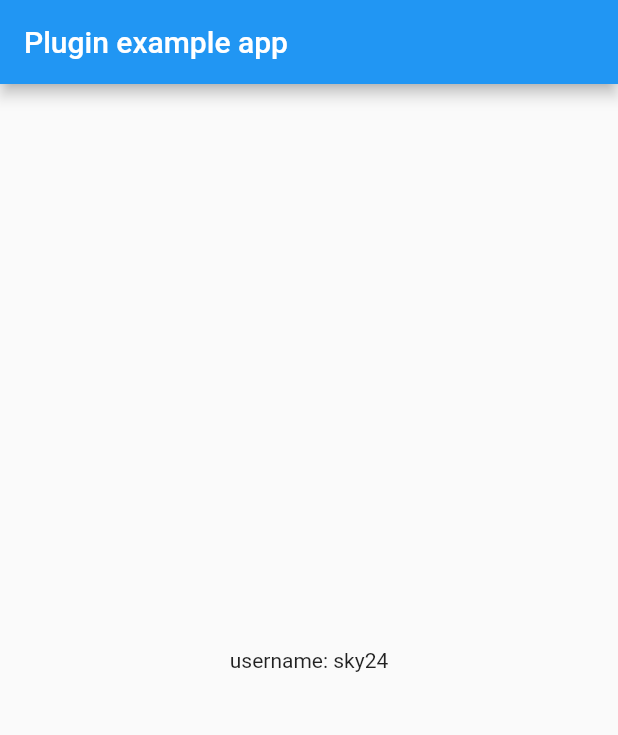
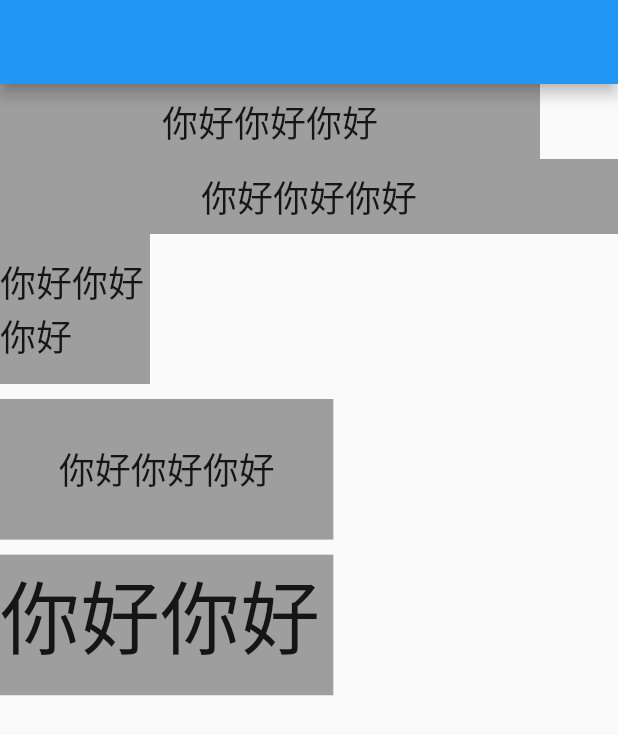
Before and after one commit to Sky24n/flustars, a Flutter app: the screen it shows after launch, on a phone screen of 412 x 824 dp. Shown: the top 735 px of the screen. Run offline on Flutter 3.47's test engine with Material 2 defaults, Android fonts, the light colour scheme and no system bars; our stand-ins replace shared_preferences, synchronized.

Commit message:
v0.1.5 屏幕适配

```diff
--- a/example/lib/main.dart
+++ b/example/lib/main.dart
@@ -1,4 +1,5 @@
 import 'package:flustars/flustars.dart';
+import 'package:flutter/cupertino.dart';
 import 'package:flutter/material.dart';
 
 void main() => runApp(new MyApp());
@@ -33,14 +34,136 @@ class _MyAppState extends State<MyApp> {
   @override
   Widget build(BuildContext context) {
     return new MaterialApp(
-      home: new Scaffold(
-        appBar: new AppBar(
-          title: const Text('Plugin example app'),
-        ),
-        body: new Center(
-          child: new Text('username: $_userName'),
-        ),
+      home: new MainPage(),
+    );
+
+//    return new MaterialApp(
+//      home: new Scaffold(
+//        appBar: new AppBar(
+//          title: const Text('Plugin example app'),
+//        ),
+//        body: new Center(
+//          child: new Text('username: $_userName'),
+//        ),
+//        floatingActionButton: new FloatingActionButton(onPressed: () {
+//          Navigator.push(
+//              context, new CupertinoPageRoute(builder: (ctx) => TestPage()));
+//        }),
+//      ),
+//    );
+  }
+}
+
+class MainPage extends StatefulWidget {
+  @override
+  State<StatefulWidget> createState() {
+    return new MainPageState();
+  }
+}
+
+class MainPageState extends State<MainPage> {
+  @override
+  Widget build(BuildContext context) {
+    double width = ScreenUtil.getInstance().screenWidth;
+    double height = ScreenUtil.getInstance().screenHeight;
+    double density = ScreenUtil.getInstance().screenDensity;
+    double tempW = ScreenUtil.getInstance().getWidth(360.0);
+    double tempH = ScreenUtil.getInstance().getHeight(360.0);
+
+    print(
+        "width: $width, height: $height, density: $density, tempW: $tempW, tempH: $tempH");
+    double _width = width * density;
+    double _height = height * density;
+    double __tempW = ScreenUtil.getInstance().getWidthPx(90.0);
+    print(
+        "_width: $_width, height: $_height, __tempW: $__tempW, tempW: $tempW, tempH: $tempH");
+
+    return new Scaffold(
+      appBar: new AppBar(),
+      body: new Column(
+        crossAxisAlignment: CrossAxisAlignment.start,
+        children: <Widget>[
+          new Container(
+            width: 360.0,
+            height: 50,
+            color: Colors.grey,
+            child: new Center(
+              child: new Text(
+                "你好你好你好",
+                style: new TextStyle(fontSize: 24.0),
+              ),
+            ),
+          ),
+          new Container(
+            width: ScreenUtil.getInstance().getWidth(360.0),
+            height: 50,
+            color: Colors.grey,
+            child: new Center(
+              child: new Text(
+                "你好你好你好",
+                style: new TextStyle(fontSize: 24.0),
+              ),
+            ),
+          ),
+          new Container(
+            width: 100,
+            height: 100,
+            color: Colors.grey,
+            child: new Center(
+              child: new Text(
+                "你好你好你好",
+                style: new TextStyle(fontSize: 24.0),
+              ),
+            ),
+          ),
+          new Container(
+            margin: EdgeInsets.only(top: 10.0),
+            width: ScreenUtil.getInstance().getWidth(100.0),
+            height: ScreenUtil.getInstance().getHeight(100.0),
+            color: Colors.grey,
+            child: new Center(
+              child: new Text(
+                "你好你好你好",
+                style: new TextStyle(fontSize: 24.0),
+              ),
+            ),
+          ),
+          new Container(
+            margin: EdgeInsets.only(top: 10.0),
+            width: ScreenUtil.getInstance().getWidth(100.0),
+            height: ScreenUtil.getInstance().getHeight(100.0),
+            color: Colors.grey,
+            child: new Center(
+              child: new Text(
+                "你好你好你好",
+                style: new TextStyle(
+                    fontSize: ScreenUtil.getInstance().getSp(24.0)),
+              ),
+            ),
+          ),
+        ],
       ),
     );
   }
 }
+
+class TestPage extends StatefulWidget {
+  @override
+  State<StatefulWidget> createState() {
+    return new TestPageState();
+  }
+}
+
+class TestPageState extends State<TestPage> {
+  @override
+  Widget build(BuildContext context) {
+    double width = ScreenUtil.getInstance().screenWidth;
+    double height = ScreenUtil.getInstance().screenHeight;
+
+    print("width: $width, height: $height");
+
+    return new Scaffold(
+      body: new AppBar(),
+    );
+  }
+}
--- a/lib/src/screen_util.dart
+++ b/lib/src/screen_util.dart
@@ -4,68 +4,135 @@ import 'dart:ui' as ui show window;
 /**
  * @Author: thl
  * @GitHub: https://github.com/Sky24n
+ * @Email: 863764940@qq.com
  * @Description: Screen Util.
  * @Date: 2018/9/8
  */
 
+///默认设计稿尺寸（单位 dp or pt）
+double _designW = 360.0;
+double _designH = 640.0;
+double _designD = 3.0;
+
+/**
+ * 配置设计稿尺寸（单位 dp or pt）
+ * w 宽
+ * h 高
+ * density 像素密度
+ */
+void setDesignWHD(double w, double h, {double density: 3.0}) {
+  _designW = w;
+  _designH = h;
+  _designD = density;
+}
+
 ///
 class ScreenUtil {
-  static double _screenWidth;
-  static double _screenHeight;
-  static double _screenDensity;
-  static double _statusBarHeight;
-  static double _appBarHeight;
-  static MediaQueryData _mediaQueryData;
+  double _screenWidth;
+  double _screenHeight;
+  double _screenDensity;
+  double _statusBarHeight;
+  double _bottomBarHeight;
+  double _appBarHeight;
+  double _textScaleFactor;
+  MediaQueryData _mediaQueryData;
 
-  static ScreenUtil singleton = new ScreenUtil();
+  static final ScreenUtil _singleton = ScreenUtil._init();
 
   static ScreenUtil getInstance() {
-    return singleton;
+    return _singleton;
   }
 
-  ScreenUtil() {
-    init();
-  }
-
-  void init() {
+  ScreenUtil._init() {
     MediaQueryData mediaQuery = MediaQueryData.fromWindow(ui.window);
     _mediaQueryData = mediaQuery;
     _screenWidth = mediaQuery.size.width;
     _screenHeight = mediaQuery.size.height;
     _screenDensity = mediaQuery.devicePixelRatio;
     _statusBarHeight = mediaQuery.padding.top;
+    _bottomBarHeight = mediaQuery.padding.bottom;
+    _textScaleFactor = mediaQuery.textScaleFactor;
     _appBarHeight = kToolbarHeight;
   }
 
-  ///screen width
+  /// screen width
+  /// 屏幕 宽
   double get screenWidth => _screenWidth;
 
-  ///screen height
+  /// screen height
+  /// 屏幕 高
   double get screenHeight => _screenHeight;
 
-  ///appBar height
+  /// appBar height
+  /// appBar 高
   double get appBarHeight => _appBarHeight;
 
-  ///screen density
+  /// screen density
+  /// 屏幕 像素密度
   double get screenDensity => _screenDensity;
 
-  ///status bar Height
+  /// status bar Height
+  /// 状态栏高度
   double get statusBarHeight => _statusBarHeight;
 
+  /// bottom bar Height
+  double get bottomBarHeight => _bottomBarHeight;
+
+  /// media Query Data
   MediaQueryData get mediaQueryData => _mediaQueryData;
 
+  /// screen width
+  /// 当前屏幕 宽
   static double getScreenWidth(BuildContext context) {
     MediaQueryData mediaQuery = MediaQuery.of(context);
     return mediaQuery.size.width;
   }
 
+  /// screen height
+  /// 当前屏幕 高
   static double getScreenHeight(BuildContext context) {
     MediaQueryData mediaQuery = MediaQuery.of(context);
     return mediaQuery.size.height;
   }
 
+  /// Orientation
+  /// 设备方向(portrait, landscape)
   static Orientation getOrientation(BuildContext context) {
     MediaQueryData mediaQuery = MediaQuery.of(context);
     return mediaQuery.orientation;
   }
+
+  /// 返回根据屏幕宽适配后尺寸（单位 dp or pt）
+  /// size 单位 dp or pt
+  double getWidth(double size) {
+    return size * _screenWidth / _designW;
+  }
+
+  /// 返回根据屏幕高适配后尺寸 （单位 dp or pt）
+  /// size 单位 dp or pt
+  double getHeight(double size) {
+    return size * _screenHeight / _designH;
+  }
+
+  /// 返回根据屏幕宽适配后尺寸（单位 dp or pt）
+  /// sizePx 单位px
+  double getWidthPx(double sizePx) {
+    return sizePx * _screenWidth / (_designW * _designD);
+  }
+
+  /// 返回根据屏幕高适配后尺寸（单位 dp or pt）
+  /// sizePx 单位px
+  double getHeightPx(double sizePx) {
+    return sizePx * _screenHeight / (_designH * _designD);
+  }
+
+  /// 返回根据屏幕宽适配后字体尺寸
+  /// fontSize 字体尺寸
+  /// sySystem 是否跟随系统字体大小设置，默认 true。
+  double getSp(double fontSize, {bool sySystem: true}) {
+    return (sySystem ? _textScaleFactor : 1.0) *
+        fontSize *
+        _screenWidth /
+        _designW;
+  }
 }
--- a/lib/src/sp_util.dart
+++ b/lib/src/sp_util.dart
@@ -6,6 +6,7 @@ import 'package:synchronized/synchronized.dart';
 /**
  * @Author: thl
  * @GitHub: https://github.com/Sky24n
+ * @Email: 863764940@qq.com
  * @Description: Sp Util.
  * @Date: 2018/9/8
  */
--- a/lib/src/widget_util.dart
+++ b/lib/src/widget_util.dart
@@ -3,6 +3,7 @@ import 'package:flutter/widgets.dart';
 /**
  * @Author: thl
  * @GitHub: https://github.com/Sky24n
+ * @Email: 863764940@qq.com
  * @Description: Widget Util.
  * @Date: 2018/9/10
  */
--- a/pubspec.yaml
+++ b/pubspec.yaml
@@ -1,6 +1,6 @@
 name: flustars
 description: Flutter common utils library. SpUtil, ScreenUtil, WidgetUtil.
-version: 0.1.4
+version: 0.1.5
 author: thl <863764940@qq.com>
 homepage: https://github.com/Sky24n/flustars
 
```
Also changed, not shown: 2 other files.
